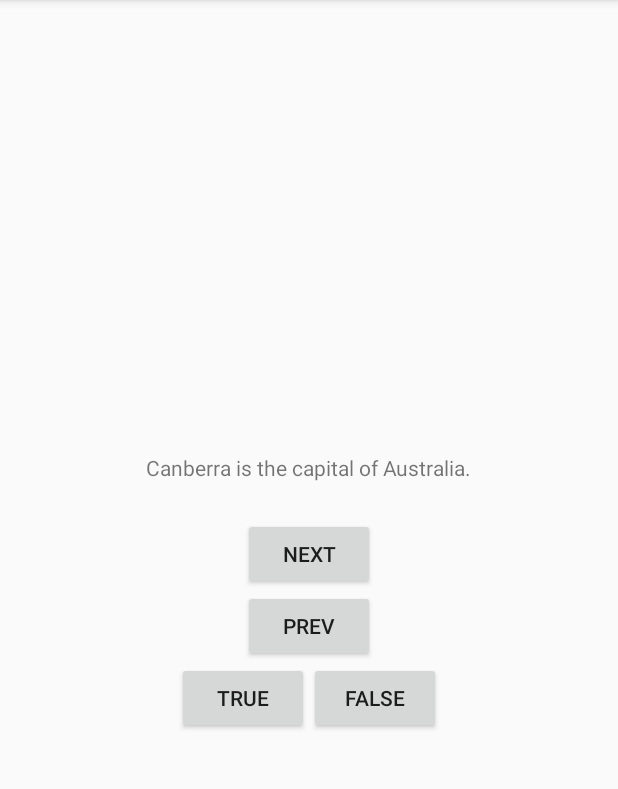
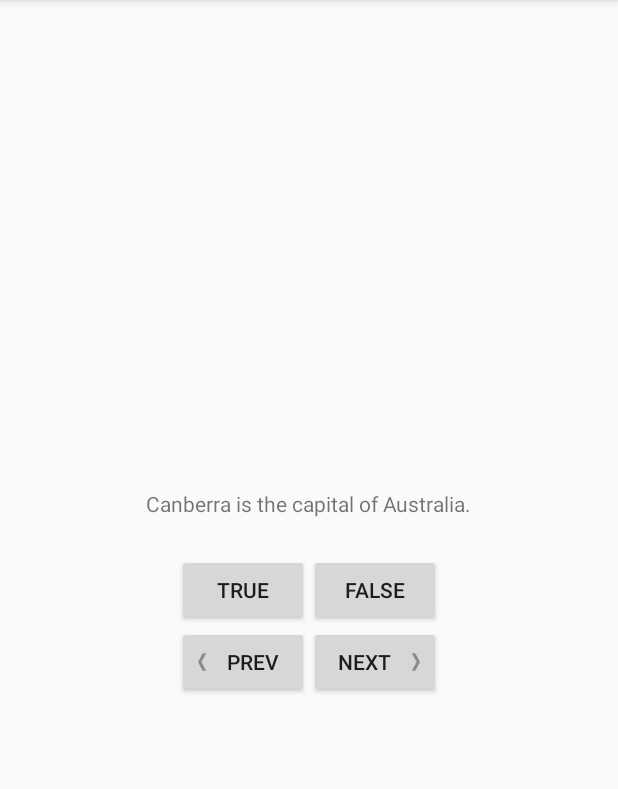
Before and after one commit to ElliotUser/GeoQuiz, an Android app: the screen it shows after launch (QuizActivity), after a tap on "PREV", on a phone screen of 412 x 824 dp, the part 84-873 px from its top. Run offline under Robolectric (Android 15) with nearby library versions, the phone set to English and light mode, and no system bars; 1 other tap on this screen came first.

Commit message:
add new code

```diff
--- a/app/src/main/java/robot/mr/geoquiz/QuizActivity.java
+++ b/app/src/main/java/robot/mr/geoquiz/QuizActivity.java
@@ -1,12 +1,13 @@
 package robot.mr.geoquiz;
 
+
+import android.annotation.SuppressLint;
 import android.support.v7.app.AppCompatActivity;
 import android.os.Bundle;
-import android.view.Gravity;
+
 import android.view.View;
 import android.widget.Button;
-import android.widget.ImageView;
-import android.widget.LinearLayout;
+import android.widget.ImageButton;
 import android.widget.TextView;
 import android.widget.Toast;
 
@@ -57,8 +58,14 @@ public class QuizActivity extends AppCompatActivity {
         mPrevButton.setOnClickListener(new View.OnClickListener() {
             @Override
             public void onClick(View v) {
-                mCurrentIndex = (mCurrentIndex-1) % mQuestionBank.length;
-                updateQuestion();
+                if(mCurrentIndex-1 == -1){
+                    mCurrentIndex = 0;
+                    updateQuestion();
+                }
+                else {
+                    mCurrentIndex = (mCurrentIndex-1) % mQuestionBank.length;
+                    updateQuestion();
+                }
             }
         });
 
--- a/app/src/main/res/layout/activity_quiz.xml
+++ b/app/src/main/res/layout/activity_quiz.xml
@@ -11,16 +11,6 @@
         android:layout_height="wrap_content"
         android:padding="24dp"
          />
-    <Button
-        android:id="@+id/next_button"
-        android:layout_width="wrap_content"
-        android:layout_height="wrap_content"
-        android:text="@string/next_button"/>
-    <Button
-        android:id="@+id/prev_button"
-        android:layout_width="wrap_content"
-        android:layout_height="wrap_content"
-        android:text="@string/prev_button"/>
 
     <LinearLayout
         android:layout_width="wrap_content"
@@ -31,12 +21,34 @@
             android:layout_width="wrap_content"
             android:layout_height="wrap_content"
             android:text="@string/True"
-            android:id="@+id/true_button"/>
+            android:id="@+id/true_button" />
 
         <Button
             android:layout_width="wrap_content"
             android:layout_height="wrap_content"
             android:text="@string/False"
             android:id="@+id/false_button"/>
+
+    </LinearLayout>
+
+    <LinearLayout
+        android:layout_width="wrap_content"
+        android:layout_height="wrap_content"
+        android:orientation="horizontal">
+        <Button
+            android:id="@+id/prev_button"
+            android:layout_width="wrap_content"
+            android:layout_height="wrap_content"
+            android:text="@string/prev_button"
+            android:drawableLeft="@drawable/arrow_left"
+            android:drawablePadding="4dp"/>
+
+        <Button
+            android:id="@+id/next_button"
+            android:layout_width="wrap_content"
+            android:layout_height="wrap_content"
+            android:text="@string/next_button"
+            android:drawableRight="@drawable/arrow_right"
+            android:drawablePadding="4dp"/>
     </LinearLayout>
 </LinearLayout>
```
Also changed, not shown: app/src/main/res/drawable-hdpi/arrow_left.png (added), app/src/main/res/drawable-hdpi/arrow_right.png (added), app/src/main/res/drawable-mdpi/arrow_left.png (added), app/src/main/res/drawable-mdpi/arrow_right.png (added), app/src/main/res/drawable-xhdpi/arrow_left.png (added), app/src/main/res/drawable-xhdpi/arrow_right.png (added), app/src/main/res/drawable-xxhdpi/arrow_left.png (added), app/src/main/res/drawable-xxhdpi/arrow_right.png (added).
